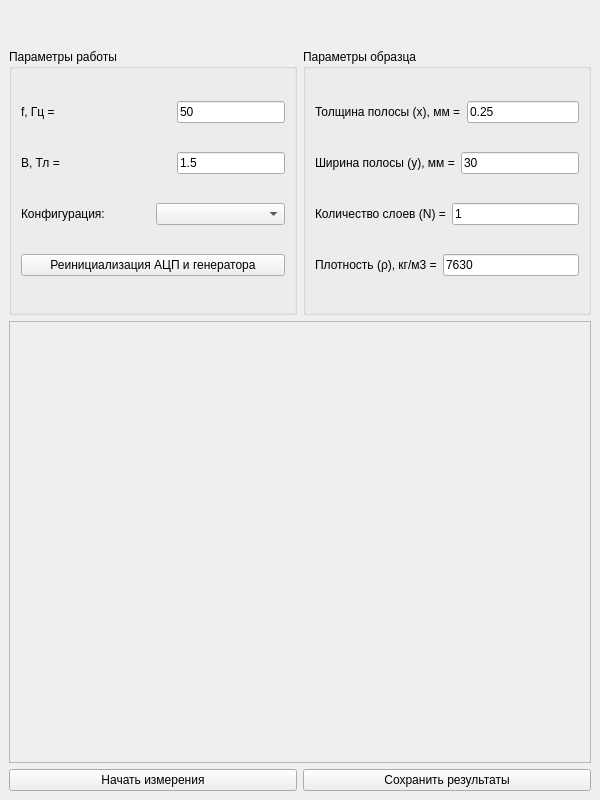
Above: epsdesign.ui from BuslaySt/Epstein before the change. Below: the same form after it.
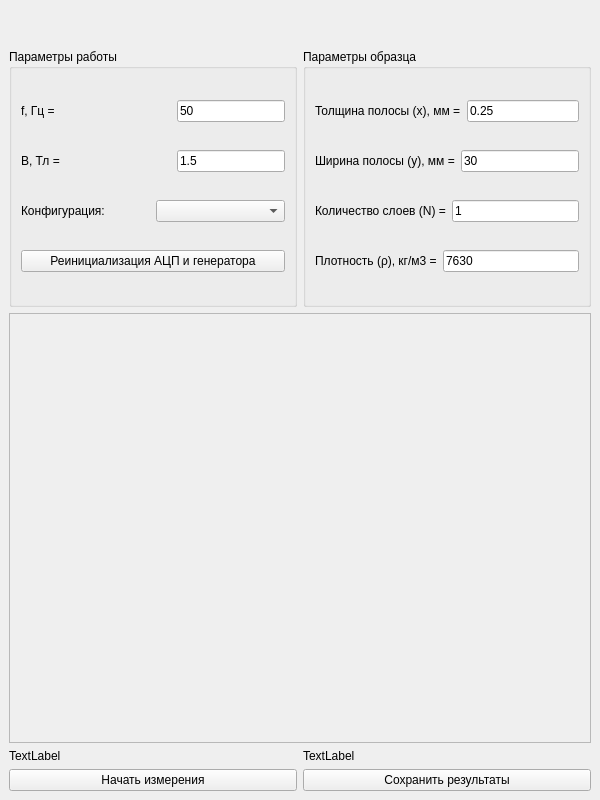
That is the form after the change. Icons and pictures are not drawn. Custom widgets are drawn as their Qt base class.

Commit message: Вывод общих потерь и индукции

Diff of the .ui file:
```diff
--- a/epsdesign.ui
+++ b/epsdesign.ui
@@ -21,7 +21,7 @@
    <string notr="true"/>
   </property>
   <widget class="QWidget" name="centralwidget">
-   <layout class="QVBoxLayout" name="verticalLayout_3" stretch="0,3,5,1">
+   <layout class="QVBoxLayout" name="verticalLayout_3" stretch="0,3,5,0,1">
     <item>
      <spacer name="verticalSpacer">
       <property name="orientation">
@@ -225,6 +225,24 @@
       </layout>
      </widget>
     </item>
+    <item>
+     <layout class="QHBoxLayout" name="horizontalLayout">
+      <item>
+       <widget class="QLabel" name="lbl_losses">
+        <property name="text">
+         <string>TextLabel</string>
+        </property>
+       </widget>
+      </item>
+      <item>
+       <widget class="QLabel" name="lbl_">
+        <property name="text">
+         <string>TextLabel</string>
+        </property>
+       </widget>
+      </item>
+     </layout>
+    </item>
     <item>
      <layout class="QHBoxLayout" name="hLayout_2">
       <item>
```
The commit also changes 1 other file.
